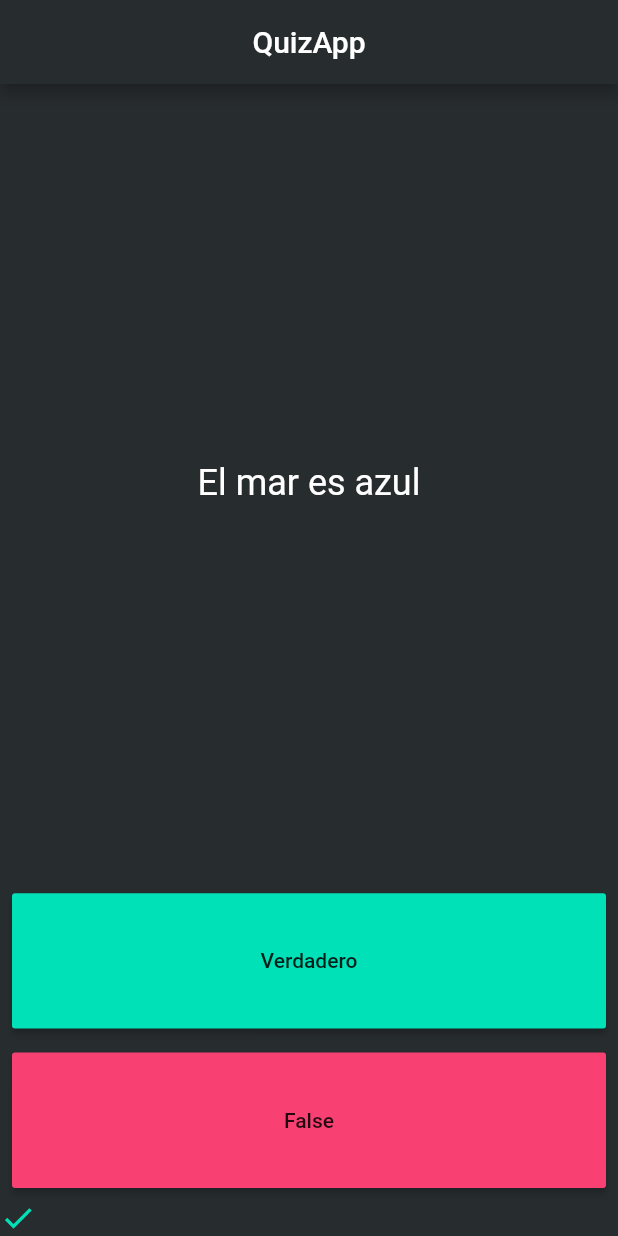
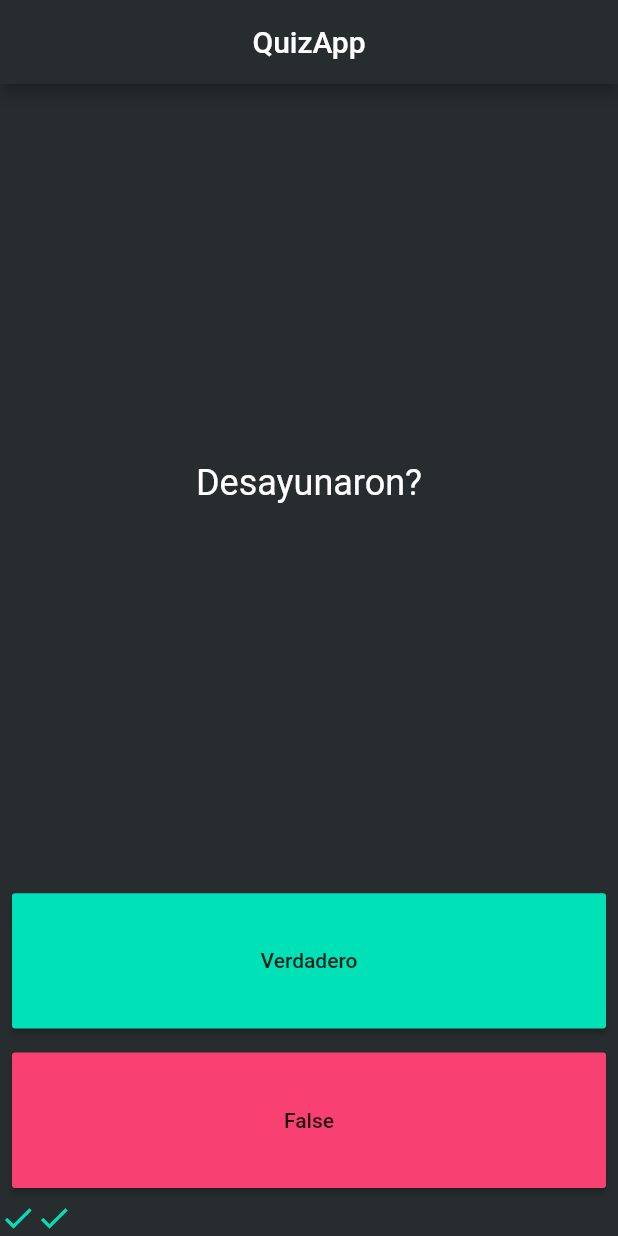
Before and after one commit to Jros88/flutter_codigo5_quiz, a Flutter app: the screen it shows after launch, after a tap on "Verdadero", after a tap on "False", on a phone screen of 412 x 824 dp. Run offline on Flutter 3.47's test engine with Material 2 defaults, Android fonts, the phone set to English and light mode, and no system bars; our stand-ins replace rflutter_alert.

```diff
--- a/lib/main.dart
+++ b/lib/main.dart
@@ -1,7 +1,6 @@
 import 'package:flutter/material.dart';
 import 'package:flutter_codigo5_quiz/quiz_brain.dart';
-
-
+import 'package:rflutter_alert/rflutter_alert.dart';
 
 void main() {
   runApp(MyApp());
@@ -25,15 +24,64 @@ class QuizPage extends StatefulWidget {
 }
 
 class _QuizPageState extends State<QuizPage> {
-
-
   QuizBrain matasquita = QuizBrain();
 
   List<Icon> scoreKeeper = [];
 
+  void checkAnswer(bool userAnswer) {
+    if (matasquita.isFinished()) {
+      Alert(
+        context: context,
+        type: AlertType.info,
+        title: "Atención",
+        desc: "El quiz ha terminado",
+        buttons: [
+          DialogButton(
+            child: Text(
+              "Reiniciar",
+              style: TextStyle(color: Colors.white, fontSize: 20),
+            ),
+            onPressed: () {
+              Navigator.pop(context);
+            },
+            color: Color.fromRGBO(0, 179, 134, 1.0),
+            radius: BorderRadius.circular(0.0),
+          ),
+        ],
+      ).show();
+
+
+      matasquita.restart();
+      scoreKeeper.clear();
+      setState(() {
+
+      });
+
+
+    } else {
+      bool correctAnswer = matasquita.getQuestionAnswer();
+      if (correctAnswer == userAnswer) {
+        scoreKeeper.add(
+          Icon(
+            Icons.check,
+            color: Color(0xff00E1B7),
+          ),
+        );
+      } else {
+        scoreKeeper.add(
+          Icon(
+            Icons.close,
+            color: Color(0xfff84073),
+          ),
+        );
+      }
+      matasquita.nextQuestion();
+      setState(() {});
+    }
+  }
+
   @override
   Widget build(BuildContext context) {
-
     return Scaffold(
       backgroundColor: Color(0xff272C2F),
       appBar: AppBar(
@@ -64,24 +112,7 @@ class _QuizPageState extends State<QuizPage> {
                 color: const Color(0xff00E1B7),
                 child: const Text("Verdadero"),
                 onPressed: () {
-                  bool correctAnswer = matasquita.getQuestionAnswer();
-                  if (correctAnswer == true) {
-                    scoreKeeper.add(
-                      Icon(
-                        Icons.check,
-                        color: Color(0xff00E1B7),
-                      ),
-                    );
-                  } else {
-                    scoreKeeper.add(
-                      Icon(
-                        Icons.close,
-                        color: Color(0xfff84073),
-                      ),
-                    );
-                  }
-                  matasquita.nextQuestion();
-                  setState(() {});
+                  checkAnswer(true);
                 },
               ),
             ),
@@ -93,10 +124,7 @@ class _QuizPageState extends State<QuizPage> {
                 color: const Color(0xfff84073),
                 child: const Text("False"),
                 onPressed: () {
-
-
-
-
+                  checkAnswer(false);
                 },
               ),
             ),
--- /dev/null
+++ b/lib/question.dart
@@ -0,0 +1,11 @@
+
+
+class Question{
+  String questionText;
+  bool questionAnswer;
+
+  Question({
+    required this.questionText,
+    required this.questionAnswer,
+  });
+}
--- a/lib/quiz_brain.dart
+++ b/lib/quiz_brain.dart
@@ -3,7 +3,7 @@ import 'package:flutter_codigo5_quiz/question.dart';
 
 class QuizBrain{
 
-  final List<Question> _questions = [
+  List<Question> _questions = [
     Question(questionText: "El hombre llegó a luna?", questionAnswer: true),
     Question(questionText: "El mar es azul", questionAnswer: false),
     Question(questionText: "Desayunaron?", questionAnswer: false),
@@ -27,5 +27,17 @@ class QuizBrain{
     }
   }
 
+  bool isFinished (){
+    if(_questionNumber >= _questions.length - 1){
+      return true;
+    }
+    return false;
+  }
+
+  void restart(){
+    _questionNumber = 0;
+  }
+
+
 
 }
--- a/pubspec.yaml
+++ b/pubspec.yaml
@@ -34,6 +34,7 @@ dependencies:
   # The following adds the Cupertino Icons font to your application.
   # Use with the CupertinoIcons class for iOS style icons.
   cupertino_icons: ^1.0.2
+  rflutter_alert: ^2.0.4
 
 dev_dependencies:
   flutter_test:
```
Also changed, not shown: pubspec.lock.
